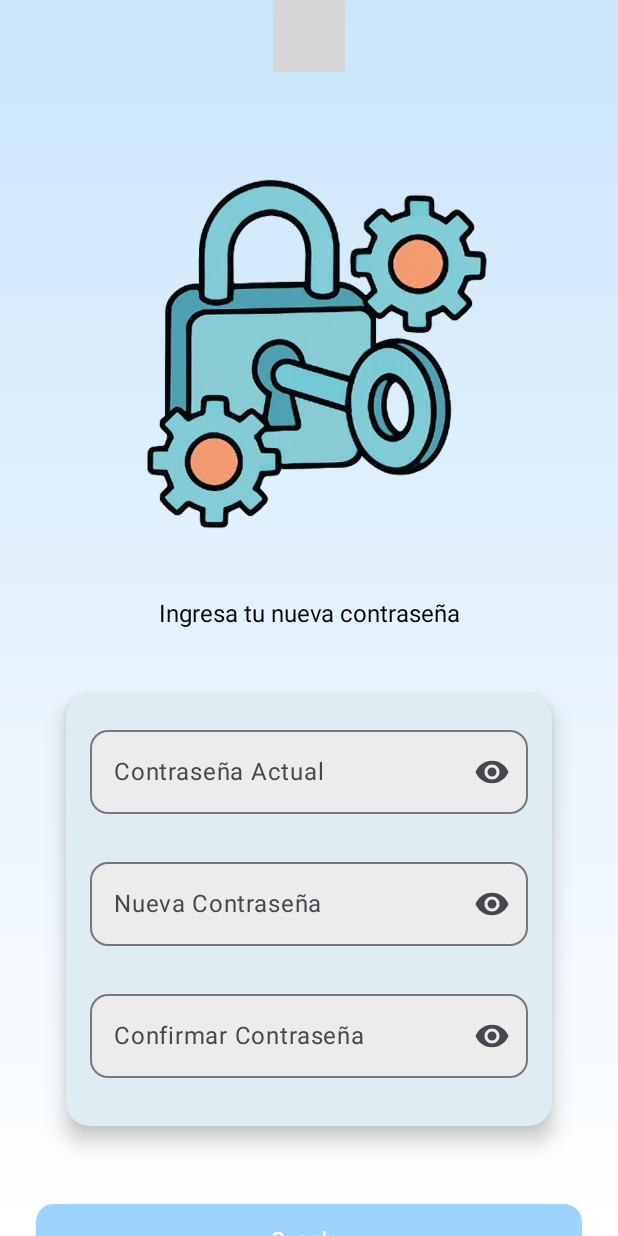
After one commit to eddn-dev/TibiBalance, an Android app built with Jetpack Compose: the ChangePasswordScreen screen opened through its navigation route, on a phone screen of 412 x 824 dp. The commit adds this screen. Run offline under Robolectric (Android 15) with nearby library versions, the phone set to English and light mode, and no system bars; our stand-ins replace Dagger/Hilt's generated code, Firebase (no records; nobody signed in at launch, a user with empty details on screens opened directly); 4 statements that could not run were skipped; grey boxes are pictures that could not be loaded.

Commit message:
:sunglasses: Versión estable 1.2 | Cambio de contraseña

```diff
--- a/app/src/main/java/com/app/tibibalance/ui/navigation/AppNavGraph.kt
+++ b/app/src/main/java/com/app/tibibalance/ui/navigation/AppNavGraph.kt
@@ -13,6 +13,7 @@ import com.app.tibibalance.ui.screens.auth.forgot.ForgotPasswordScreen
 import com.app.tibibalance.ui.screens.auth.signin.SignInScreen
 import com.app.tibibalance.ui.screens.auth.signup.SignUpScreen
 import com.app.tibibalance.ui.screens.auth.verify.VerifyEmailScreen
+import com.app.tibibalance.ui.screens.changepassword.ChangePasswordScreen
 import com.app.tibibalance.ui.screens.launch.LaunchScreen
 import com.app.tibibalance.ui.screens.main.MainScreen
 import com.app.tibibalance.ui.screens.onboarding.OnboardingPage
@@ -43,5 +44,6 @@ fun AppNavGraph(navController: NavHostController = rememberNavController()) {
         composable(Screen.Forgot.route)      { ForgotPasswordScreen(navController) }
         composable(Screen.Main.route)        { MainScreen(navController) }
         composable(Screen.EditProfile.route) { EditProfileScreen(navController)}
+        composable(Screen.ChangePassword.route) { ChangePasswordScreen(navController)}
     }
 }
--- /dev/null
+++ b/app/src/main/java/com/app/tibibalance/ui/screens/changepassword/ChangePasswordScreen.kt
@@ -0,0 +1,164 @@
+/* ui/screens/changepassword/ChangePasswordScreen.kt */
+package com.app.tibibalance.ui.screens.changepassword
+
+import androidx.compose.foundation.background
+import androidx.compose.foundation.layout.*
+import androidx.compose.foundation.rememberScrollState
+import androidx.compose.foundation.shape.RoundedCornerShape
+import androidx.compose.foundation.verticalScroll
+import androidx.compose.runtime.*
+import androidx.compose.ui.Alignment
+import androidx.compose.ui.Modifier
+import androidx.compose.ui.draw.shadow
+import androidx.compose.ui.graphics.Brush
+import androidx.compose.ui.graphics.Color
+import androidx.compose.ui.text.style.TextAlign
+import androidx.compose.ui.unit.dp
+import androidx.hilt.navigation.compose.hiltViewModel
+import androidx.navigation.NavHostController
+import com.app.tibibalance.R
+import com.app.tibibalance.ui.components.*
+import com.app.tibibalance.ui.components.buttons.PrimaryButton
+import com.app.tibibalance.ui.components.containers.ImageContainer
+import com.app.tibibalance.ui.components.dialogs.DialogButton
+import com.app.tibibalance.ui.components.dialogs.ModalInfoDialog
+import com.app.tibibalance.ui.components.inputs.InputPassword
+import com.app.tibibalance.ui.components.layout.Header
+import com.app.tibibalance.ui.components.texts.Description
+
+@Composable
+fun ChangePasswordScreen(
+    navController: NavHostController,
+    viewModel   : ChangePasswordViewModel = hiltViewModel()
+) {
+    val ui by viewModel.uiState.collectAsState()
+
+    /* ---- diálogos (mantengo la misma UX) ---- */
+    var showErrorDialog   by remember { mutableStateOf(false) }
+    var showSuccessDialog by remember { mutableStateOf(false) }
+    var dialogMsg         by remember { mutableStateOf("") }
+
+    /* Observa errores */
+    LaunchedEffect(ui.error) {
+        ui.error?.let { err ->
+            dialogMsg = err
+            showErrorDialog = true
+            viewModel.consumeError()
+        }
+    }
+    /* Observa éxito */
+    LaunchedEffect(ui.success) {
+        if (ui.success) {
+            dialogMsg = "¡Contraseña cambiada con éxito!"
+            showSuccessDialog = true
+            viewModel.clearSuccess()
+        }
+    }
+
+    /* ---- UI ---- */
+    val gradient = Brush.verticalGradient(
+        listOf(Color(0xFF3EA8FE).copy(alpha = .25f), Color.White)
+    )
+
+    Box(Modifier.fillMaxSize()) {
+        Column(
+            Modifier
+                .fillMaxSize()
+                .background(gradient)
+                .verticalScroll(rememberScrollState())
+                .padding(top = 100.dp, start = 24.dp, end = 24.dp),
+            horizontalAlignment = Alignment.CenterHorizontally
+        ) {
+            ImageContainer(
+                resId = R.drawable.ic_resetpassword,
+                contentDescription = null,
+                modifier = Modifier
+                    .fillMaxWidth()
+                    .height(300.dp)
+                    .padding(bottom = 24.dp)
+            )
+
+            Description(
+                text      = "Ingresa tu nueva contraseña",
+                modifier  = Modifier.fillMaxWidth(),
+                textAlign = TextAlign.Center
+            )
+
+            Spacer(Modifier.height(24.dp))
+
+            Column(
+                Modifier
+                    .fillMaxWidth()
+                    .padding(20.dp)
+                    .shadow(8.dp, RoundedCornerShape(16.dp), clip = false)
+                    .background(Color(0xFFdeedf4), RoundedCornerShape(16.dp))
+                    .padding(16.dp),
+                horizontalAlignment = Alignment.CenterHorizontally
+            ) {
+
+                InputPassword(
+                    value = ui.current,
+                    onValueChange = viewModel::onCurrentChange,
+                    label = "Contraseña Actual"
+                )
+                Spacer(Modifier.height(8.dp))
+
+                InputPassword(
+                    value = ui.newPass,
+                    onValueChange = viewModel::onNewChange,
+                    label = "Nueva Contraseña",
+                    isError = ui.strengthError != null,
+                    supportingText = ui.strengthError
+                )
+                Spacer(Modifier.height(8.dp))
+
+                InputPassword(
+                    value = ui.confirm,
+                    onValueChange = viewModel::onConfirmChange,
+                    label = "Confirmar Contraseña",
+                    isError = ui.mismatchError != null,
+                    supportingText = ui.mismatchError
+                )
+            }
+
+            Spacer(Modifier.height(32.dp))
+
+            val saveEnabled = !ui.isLoading &&
+                    ui.current.isNotBlank() &&
+                    ui.strengthError == null &&
+                    ui.mismatchError == null
+
+            PrimaryButton(
+                text = if (ui.isLoading) "Cambiando..." else "Guardar",
+                onClick = viewModel::changePassword,
+                enabled = saveEnabled,
+                modifier = Modifier.fillMaxWidth()
+            )
+
+            Spacer(Modifier.height(16.dp))
+        }
+
+        Header(
+            title = "Cambiar Contraseña",
+            showBackButton = true,
+            onBackClick = { navController.navigateUp() },
+            modifier = Modifier.align(Alignment.TopCenter)
+        )
+
+        ModalInfoDialog(
+            visible = showErrorDialog,
+            message = dialogMsg,
+            primaryButton = DialogButton("Aceptar") { showErrorDialog = false }
+        )
+
+        ModalInfoDialog(
+            visible = showSuccessDialog,
+            message = dialogMsg,
+            primaryButton = DialogButton("Aceptar") {
+                showSuccessDialog = false
+                navController.popBackStack()   // ChangePasswordScreen
+                navController.popBackStack()   // SettingsScreen
+            }
+        )
+    }
+}
--- /dev/null
+++ b/app/src/main/java/com/app/tibibalance/ui/screens/changepassword/ChangePasswordUiState.kt
@@ -0,0 +1,15 @@
+/* ui/screens/changepassword/ChangePasswordUiState.kt */
+package com.app.tibibalance.ui.screens.changepassword
+
+data class ChangePasswordUiState(
+    val current       : String = "",
+    val newPass       : String = "",
+    val confirm       : String = "",
+
+    val strengthError : String? = null,    // salida del PasswordValidator
+    val mismatchError : String? = null,    // “no coinciden”
+
+    val isLoading     : Boolean = false,
+    val success       : Boolean = false,
+    val error         : String? = null
+)
--- a/app/src/main/java/com/app/tibibalance/ui/screens/profile/EditProfileScreen.kt
+++ b/app/src/main/java/com/app/tibibalance/ui/screens/profile/EditProfileScreen.kt
@@ -59,6 +59,7 @@ import com.app.tibibalance.ui.components.inputs.InputEmail
 import com.app.tibibalance.ui.components.inputs.InputText
 import com.app.tibibalance.ui.components.texts.Subtitle
 import com.app.tibibalance.ui.components.texts.Title
+import com.app.tibibalance.ui.navigation.Screen
 import kotlinx.datetime.LocalDate
 import java.util.Calendar
 
@@ -195,7 +196,7 @@ fun EditProfileScreen(
                 Subtitle("Contraseña")
                 if (vm.canChangePassword) {
                     SettingRow("••••••••••••••") {
-                        nav.navigate("changePassword")
+                        nav.navigate(Screen.ChangePassword.route)
                     }
                 } else {
                     Text(
--- a/domain/src/main/java/com/app/domain/repository/AuthRepository.kt
+++ b/domain/src/main/java/com/app/domain/repository/AuthRepository.kt
@@ -20,7 +20,11 @@ interface AuthRepository {
     suspend fun signIn(credentials: UserCredentials): AuthResult<Boolean>
     suspend fun signInWithGoogle(idToken: String): AuthResult<Boolean>
     suspend fun sendPasswordReset(email: String): AuthResult<Unit>
-    suspend fun isEmailVerified(): Boolean        // sigue devolviendo Bool puro
+    suspend fun isEmailVerified(): Boolean
+    suspend fun changePassword(
+        currentPassword: String,
+        newPassword    : String
+    ): AuthResult<Unit>
     suspend fun signOut()
     suspend fun sendEmailVerification(): AuthResult<Unit>
     suspend fun reload(): AuthResult<Unit>
--- /dev/null
+++ b/domain/src/main/java/com/app/domain/usecase/auth/ChangePasswordUseCase.kt
@@ -0,0 +1,15 @@
+package com.app.domain.usecase.auth
+
+import com.app.domain.error.AuthResult
+import com.app.domain.repository.AuthRepository
+import javax.inject.Inject
+
+class ChangePasswordUseCase @Inject constructor(
+    private val repo: AuthRepository
+) {
+    suspend operator fun invoke(
+        current: String,
+        newer  : String
+    ): AuthResult<Unit> =
+        repo.changePassword(current, newer)
+}
```
Also changed, not shown: app/src/main/java/com/app/tibibalance/ui/navigation/Screen.kt (+15 -14 lines), app/src/main/java/com/app/tibibalance/ui/screens/changepassword/ChangePasswordViewModel.kt (added, +76 -0 lines), data/src/main/java/com/app/data/repository/AuthRepositoryImpl.kt (+31 -0 lines), domain/src/main/java/com/app/domain/util/PasswordValidator.kt (added, +26 -0 lines), app/src/main/res/drawable/ic_resetpassword.png (added).
